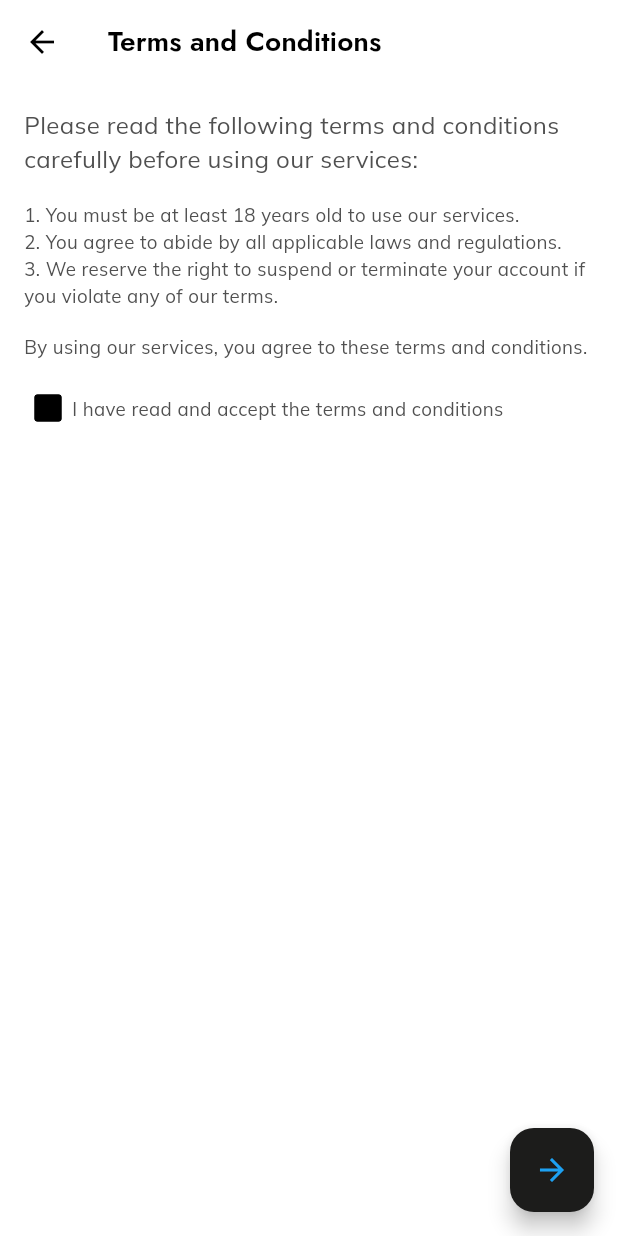
After one commit to MiKeStudi0/EduMike, a Flutter app: the TermsAndConditionsPage screen opened directly, on a phone screen of 412 x 824 dp. The commit adds this screen. Run offline on Flutter 3.47's test engine with Material 3 defaults, Android fonts, the phone set to English and light mode, and no system bars; our stand-ins replace cached_network_image, cloud_firestore, contacts_service, curved_navigation_bar, device_info_plus, file_picker and 15 more; missing offline and left inert: country_pickers, email_otp, flutter_cached_pdfview, flutter_email_sender, insta_image_viewer; accounts and stored records are empty; network calls fail; project files that could hold a hidden picture were left out.

Commit message:
terms and condition

```diff
--- a/lib/screens/loginscreen/fill_your_profile_screen.dart
+++ b/lib/screens/loginscreen/fill_your_profile_screen.dart
@@ -3,6 +3,7 @@ import 'dart:io';
 import 'package:country_pickers/country.dart';
 import 'package:country_pickers/country_pickers.dart';
 import 'package:edumike/screens/Homescreen/homemainpage_container_screen/homemainpage_container_screen.dart';
+import 'package:edumike/screens/loginscreen/terms_conditionscreen.dart';
 import 'package:firebase_auth/firebase_auth.dart';
 import 'package:firebase_storage/firebase_storage.dart';
 import 'package:flutter/material.dart';
@@ -329,7 +330,7 @@ class _FillYourProfileScreenState extends State<FillYourProfileScreen> {
                         context,
                         MaterialPageRoute(
                             builder: (context) =>
-                                HomemainpageContainerScreen()), // Replace HomePage with your actual homepage widget
+                                TermsAndConditionsPage()), // Replace HomePage with your actual homepage widget
                       );
                     } catch (e) {
                       print('Error adding user data to Firestore: $e');
--- /dev/null
+++ b/lib/screens/loginscreen/terms_conditionscreen.dart
@@ -0,0 +1,66 @@
+import 'package:edumike/screens/Homescreen/homemainpage_container_screen/homemainpage_container_screen.dart';
+import 'package:edumike/screens/Homescreen/homemainpage_page/homemainpage_page.dart';
+import 'package:flutter/material.dart';
+
+class TermsAndConditionsPage extends StatefulWidget {
+  @override
+  _TermsAndConditionsPageState createState() => _TermsAndConditionsPageState();
+}
+
+class _TermsAndConditionsPageState extends State<TermsAndConditionsPage> {
+  bool _isChecked = false;
+
+  @override
+  Widget build(BuildContext context) {
+    return Scaffold(
+      appBar: AppBar(
+        title: const Text('Terms and Conditions'),
+      ),
+      body: Padding(
+        padding: const EdgeInsets.all(16.0),
+        child: Column(
+          crossAxisAlignment: CrossAxisAlignment.start,
+          children: [
+            const Text(
+              'Please read the following terms and conditions carefully before using our services:',
+              style: TextStyle(fontSize: 16.0),
+            ),
+            const SizedBox(height: 16.0),
+            const Text('1. You must be at least 18 years old to use our services.'),
+            const Text('2. You agree to abide by all applicable laws and regulations.'),
+            const Text('3. We reserve the right to suspend or terminate your account if you violate any of our terms.'),
+            const SizedBox(height: 16.0),
+            const Text('By using our services, you agree to these terms and conditions.'),
+            const SizedBox(height: 16.0),
+            Row(
+              children: [
+                Checkbox(
+                  value: _isChecked,
+                  onChanged: (bool? value) {
+                    setState(() {
+                      _isChecked = value!;
+                    });
+                  },
+                ),
+                const Text('I have read and accept the terms and conditions'),
+              ],
+            ),
+          ],
+        ),
+      ),
+      floatingActionButton: FloatingActionButton(
+        onPressed: _isChecked ? () {
+           Navigator.push(
+                        context,
+                        MaterialPageRoute(
+                            builder: (context) =>
+                                HomemainpageContainerScreen()), // Replace HomePage with your actual homepage widget
+                      );
+          // Navigate to the next page or perform any action
+          // when the checkbox is checked and the button is pressed.
+        } : null,
+        child: const Icon(Icons.arrow_forward),
+      ),
+    );
+  }
+}
```
Also changed, not shown: lib/screens/Homescreen/profiles_page/profiles_page.dart (+12 -2 lines).
